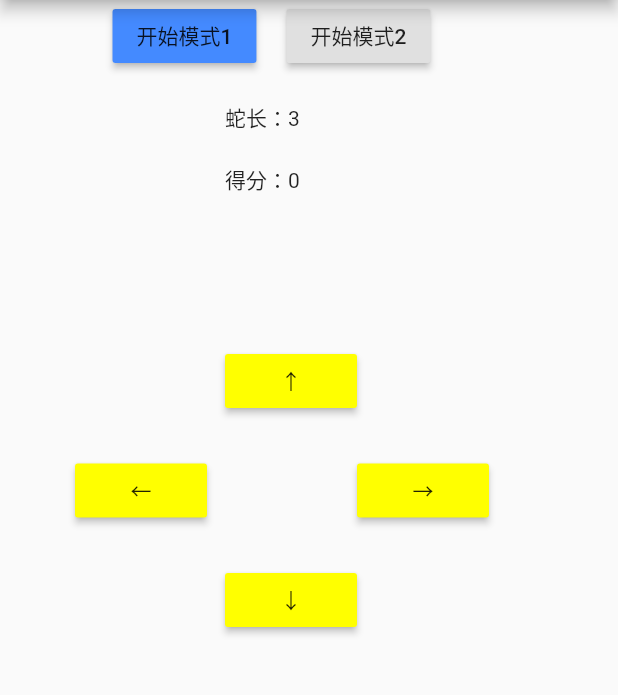
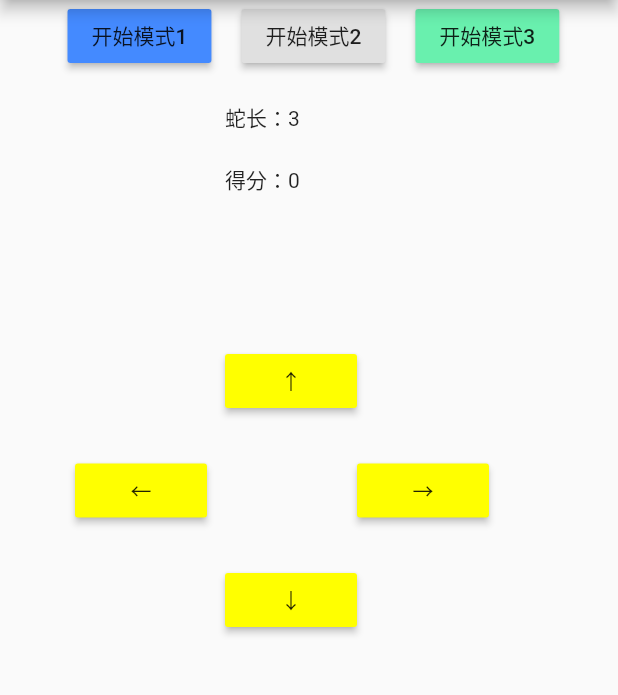
Before and after one commit to AthleticsNero/Snake, a Flutter app: the screen it shows after launch, on a phone screen of 412 x 824 dp, the part 84-779 px from its top. Run offline on Flutter 3.47's test engine with Material 2 defaults, Android fonts, the phone set to English and light mode, and no system bars; missing offline and left inert: mqtt_client.

Commit message:
加了一个关卡

```diff
--- a/lib/main.dart
+++ b/lib/main.dart
@@ -54,7 +54,7 @@ class _MyHomePageState extends State<MyHomePage>{
           new Row(
             children: <Widget>[
               new Container(
-                padding: EdgeInsets.fromLTRB(75, 0, 0, 0),
+                padding: EdgeInsets.fromLTRB(45, 0, 0, 0),
                 child: RaisedButton(
                   child: Text('开始模式1'),
                   onPressed: (){
@@ -77,7 +77,20 @@ class _MyHomePageState extends State<MyHomePage>{
                     _subMessage();
                   },
                 ),
-              )
+              ),
+              new Container(
+                padding: EdgeInsets.fromLTRB(20, 0, 0, 0),
+                child: RaisedButton(
+                  child: Text('开始模式3'),
+                  onPressed: (){
+                    _pubMsg = 'Y';
+                    _pubMode();
+                    score = 0;
+                    _subMessage();
+                  },
+                  color: Colors.greenAccent
+                ),
+              ),
             ],
           ),
           new Row(
```
Also changed, not shown: 1 other file.
